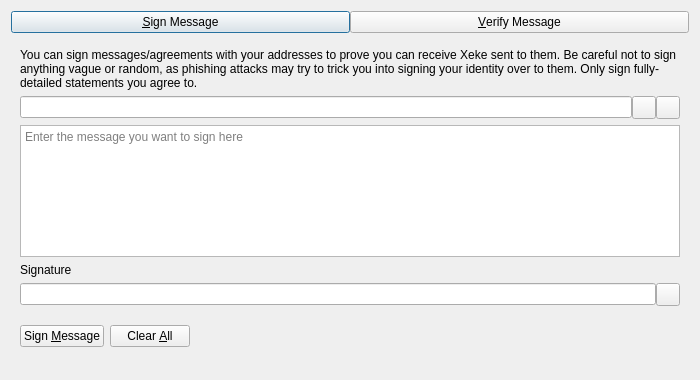
First picture: the form in src/qt/forms/signverifymessagedialog.ui, repository Qebit/dash, before the edit.
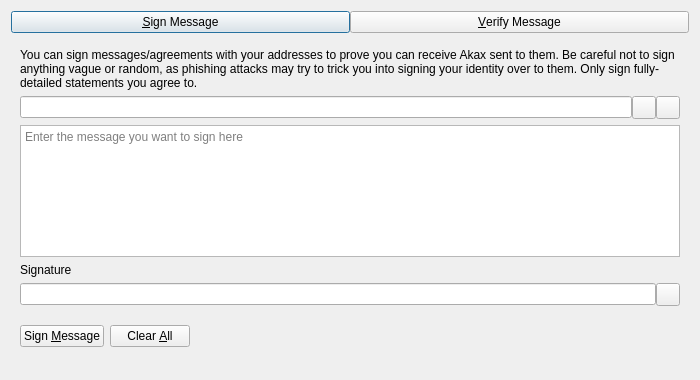
Second picture: the form after the edit. Custom widgets are drawn as their Qt base class.

The edit to the form file:
```diff
--- a/src/qt/forms/signverifymessagedialog.ui
+++ b/src/qt/forms/signverifymessagedialog.ui
@@ -63,7 +63,7 @@
        <item>
         <widget class="QLabel" name="infoLabel_SM">
          <property name="text">
-          <string>You can sign messages/agreements with your addresses to prove you can receive Xeke sent to them. Be careful not to sign anything vague or random, as phishing attacks may try to trick you into signing your identity over to them. Only sign fully-detailed statements you agree to.</string>
+          <string>You can sign messages/agreements with your addresses to prove you can receive Akax sent to them. Be careful not to sign anything vague or random, as phishing attacks may try to trick you into signing your identity over to them. Only sign fully-detailed statements you agree to.</string>
          </property>
          <property name="textFormat">
           <enum>Qt::PlainText</enum>
```
Left out of the diff: 8 changed lines with no effect on the pictures.
